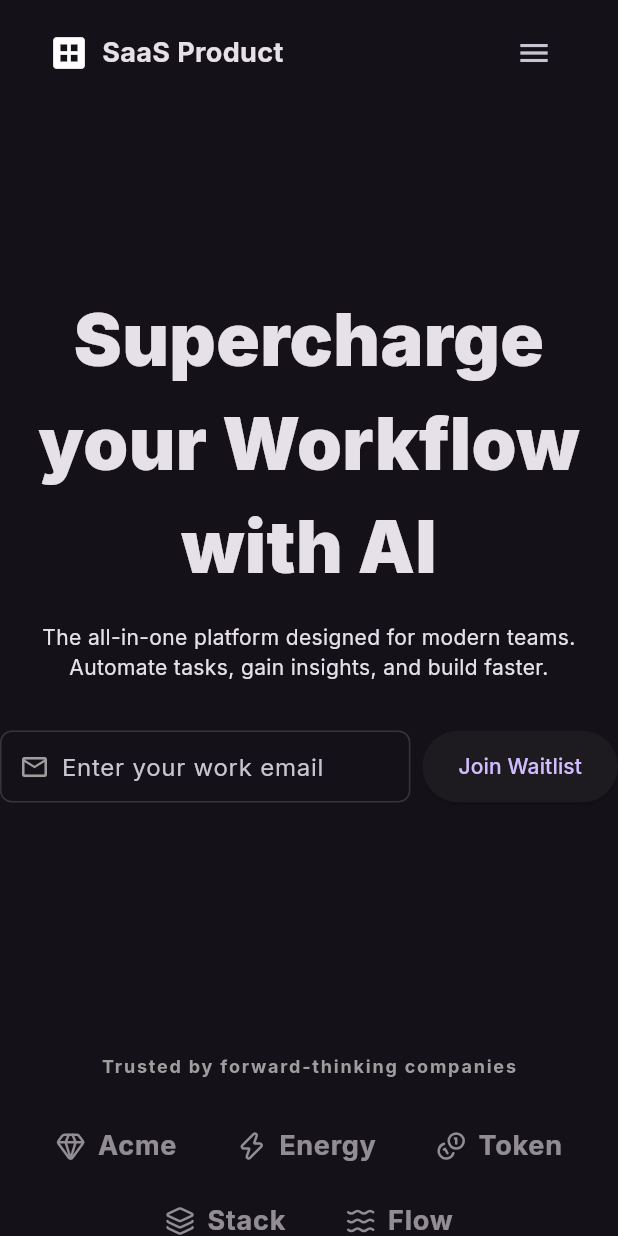
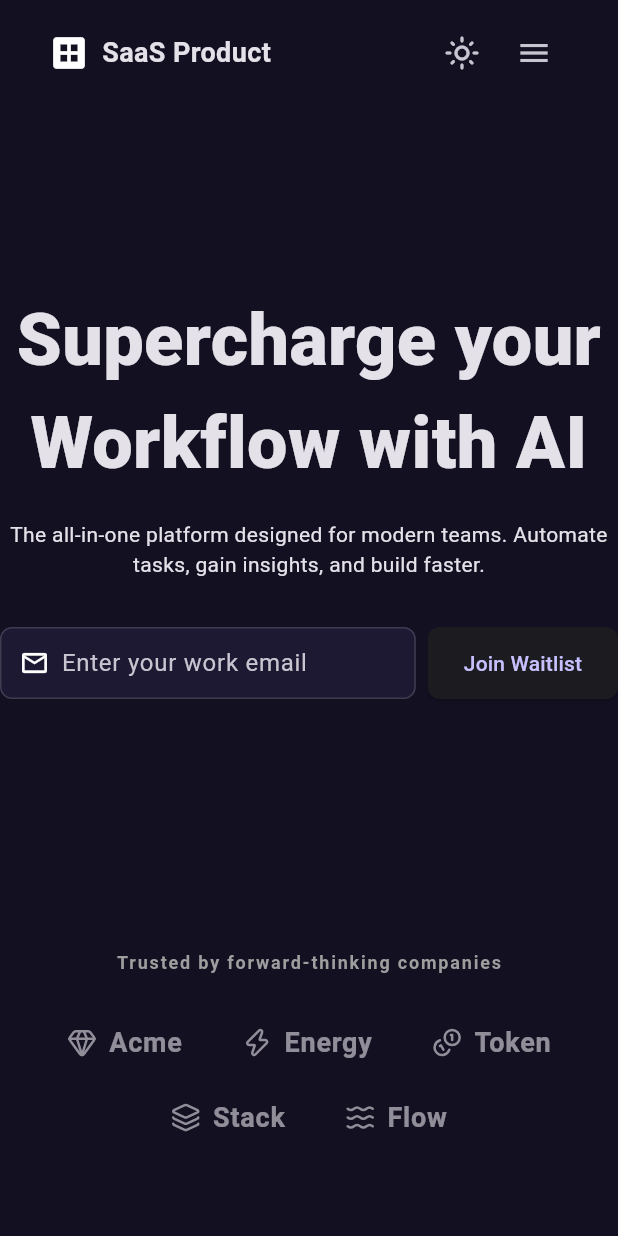
Before and after one commit to Debdaru07/E-Commerce-MVP, a Flutter app: the screen it shows after launch, on a phone screen of 412 x 824 dp. Run offline on Flutter 3.47's test engine with Material 3 defaults, Android fonts, the phone set to English and light mode, and no system bars; our stand-ins replace lucide_icons; network calls fail.

Commit message:
dark/light

```diff
--- a/client/lib/app.dart
+++ b/client/lib/app.dart
@@ -20,12 +20,15 @@ class App extends StatelessWidget {
         ),
       ],
       child: Consumer<ThemeProvider>(
-        builder: (_, theme, __) {
+        builder: (_, themeProvider, __) {
           return MaterialApp(
             debugShowCheckedModeBanner: false,
-            theme: AppTheme.light(),
-            darkTheme: AppTheme.dark(),
-            themeMode: theme.mode,
+
+            // ✅ Correct theme references
+            theme: AppTheme.lightTheme,
+            darkTheme: AppTheme.darkTheme,
+            themeMode: themeProvider.themeMode,
+
             home: const LandingPage(),
           );
         },
--- a/client/lib/core/theme/app_theme.dart
+++ b/client/lib/core/theme/app_theme.dart
@@ -1,28 +1,25 @@
 import 'package:flutter/material.dart';
-import 'package:google_fonts/google_fonts.dart';
 
 class AppTheme {
-  static ThemeData light() {
-    return ThemeData(
+  static const Color primary = Color(0xFF6D5BFF);
+
+  static ThemeData lightTheme = ThemeData(
+    brightness: Brightness.light,
+    colorScheme: ColorScheme.fromSeed(
+      seedColor: primary,
       brightness: Brightness.light,
-      useMaterial3: true,
+    ),
+    scaffoldBackgroundColor: const Color(0xFFF6F6F8),
+    cardColor: Colors.white,
+  );
 
-      // 👇 APPLY INTER HERE
-      textTheme: GoogleFonts.interTextTheme(
-        ThemeData.light().textTheme,
-      ),
-    );
-  }
-
-  static ThemeData dark() {
-    return ThemeData(
+  static ThemeData darkTheme = ThemeData(
+    brightness: Brightness.dark,
+    colorScheme: ColorScheme.fromSeed(
+      seedColor: primary,
       brightness: Brightness.dark,
-      useMaterial3: true,
-
-      // 👇 APPLY INTER HERE
-      textTheme: GoogleFonts.interTextTheme(
-        ThemeData.dark().textTheme,
-      ),
-    );
-  }
+    ),
+    scaffoldBackgroundColor: const Color(0xFF131022),
+    cardColor: const Color(0xFF1E1933),
+  );
 }
--- a/client/lib/core/theme/theme_provider.dart
+++ b/client/lib/core/theme/theme_provider.dart
@@ -1,12 +1,15 @@
 import 'package:flutter/material.dart';
 
 class ThemeProvider extends ChangeNotifier {
-  ThemeMode _mode = ThemeMode.dark;
+  ThemeMode _themeMode = ThemeMode.dark;
 
-  ThemeMode get mode => _mode;
+  ThemeMode get themeMode => _themeMode;
 
-  void toggle() {
-    _mode = _mode == ThemeMode.dark ? ThemeMode.light : ThemeMode.dark;
+  bool get isDark => _themeMode == ThemeMode.dark;
+
+  void toggleTheme() {
+    _themeMode =
+        _themeMode == ThemeMode.dark ? ThemeMode.light : ThemeMode.dark;
     notifyListeners();
   }
 }
--- a/client/lib/main.dart
+++ b/client/lib/main.dart
@@ -1,7 +1,40 @@
 import 'package:flutter/material.dart';
-import 'app.dart';
+import 'package:provider/provider.dart';
+
+import 'core/theme/app_theme.dart';
+import 'core/theme/theme_provider.dart';
+import 'presentation/pages/landing_page.dart';
 
 void main() {
-  WidgetsFlutterBinding.ensureInitialized();
-  runApp(const App());
+  WidgetsFlutterBinding.ensureInitialized(); // 🔑 important
+  runApp(const AppRoot());
 }
+
+class AppRoot extends StatelessWidget {
+  const AppRoot({super.key});
+
+  @override
+  Widget build(BuildContext context) {
+    return ChangeNotifierProvider(
+      create: (_) => ThemeProvider(),
+      child: const MyApp(),
+    );
+  }
+}
+
+class MyApp extends StatelessWidget {
+  const MyApp({super.key});
+
+  @override
+  Widget build(BuildContext context) {
+    final themeProvider = context.watch<ThemeProvider>();
+
+    return MaterialApp(
+      debugShowCheckedModeBanner: false,
+      theme: AppTheme.lightTheme,
+      darkTheme: AppTheme.darkTheme,
+      themeMode: themeProvider.themeMode,
+      home: const LandingPage(),
+    );
+  }
+}
--- a/client/lib/presentation/components/buttons/primary_button.dart
+++ b/client/lib/presentation/components/buttons/primary_button.dart
@@ -2,13 +2,37 @@ import 'package:flutter/material.dart';
 
 class PrimaryButton extends StatelessWidget {
   final String text;
-  const PrimaryButton({super.key, required this.text});
+  final VoidCallback? onPressed;
+  final bool loading;
+
+  const PrimaryButton({
+    super.key,
+    required this.text,
+    this.onPressed,
+    this.loading = false,
+  });
 
   @override
   Widget build(BuildContext context) {
     return ElevatedButton(
-      onPressed: () {},
-      child: Text(text),
+      onPressed: loading ? null : onPressed,
+      style: ElevatedButton.styleFrom(
+        padding: const EdgeInsets.symmetric(horizontal: 24),
+        minimumSize: const Size(0, 48),
+        shape: RoundedRectangleBorder(
+          borderRadius: BorderRadius.circular(8),
+        ),
+      ),
+      child: loading
+          ? const SizedBox(
+              width: 18,
+              height: 18,
+              child: CircularProgressIndicator(
+                strokeWidth: 2,
+                color: Colors.white,
+              ),
+            )
+          : Text(text),
     );
   }
 }
--- a/client/lib/presentation/components/inputs/email_input.dart
+++ b/client/lib/presentation/components/inputs/email_input.dart
@@ -1,16 +1,59 @@
 import 'package:flutter/material.dart';
 import '../buttons/primary_button.dart';
 
-class EmailInput extends StatelessWidget {
+class EmailInput extends StatefulWidget {
   const EmailInput({super.key});
 
   @override
+  State<EmailInput> createState() => _EmailInputState();
+}
+
+class _EmailInputState extends State<EmailInput> {
+  final TextEditingController _controller = TextEditingController();
+  bool _loading = false;
+  String? _error;
+  bool _success = false;
+
+  bool _isValidEmail(String email) {
+    return RegExp(r'^[^@]+@[^@]+\.[^@]+').hasMatch(email);
+  }
+
+  Future<void> _submit() async {
+    final email = _controller.text.trim();
+
+    if (!_isValidEmail(email)) {
+      setState(() => _error = 'Please enter a valid email');
+      return;
+    }
+
+    setState(() {
+      _loading = true;
+      _error = null;
+    });
+
+    // Simulate API call
+    await Future.delayed(const Duration(seconds: 2));
+
+    setState(() {
+      _loading = false;
+      _success = true;
+    });
+  }
+
+  @override
   Widget build(BuildContext context) {
+    if (_success) {
+      return const _SuccessState();
+    }
+
     return SizedBox(
       width: 420,
-      child: Row(
+      child: Column(
+        crossAxisAlignment: CrossAxisAlignment.start,
         children: [
-          // Input container
+          Row(
+            children: [
+              // Input
               Expanded(
                 child: Container(
                   height: 48,
@@ -18,25 +61,19 @@ class EmailInput extends StatelessWidget {
                     color: Theme.of(context).cardColor,
                     borderRadius: BorderRadius.circular(8),
                     border: Border.all(
-                  color: Colors.white.withOpacity(0.15),
+                      color: _error != null
+                          ? Colors.red
+                          : Colors.white.withOpacity(0.15),
                     ),
                   ),
                   child: Row(
                     children: [
                       const SizedBox(width: 12),
-
-                  // 👇 Mail icon
-                  Icon(
-                    Icons.mail_outline,
-                    size: 20,
-                    color: Colors.grey,
-                  ),
-
+                      const Icon(Icons.mail_outline, size: 20),
                       const SizedBox(width: 8),
-
-                  // Text field
                       Expanded(
                         child: TextField(
+                          controller: _controller,
                           decoration: const InputDecoration(
                             hintText: 'Enter your work email',
                             border: InputBorder.none,
@@ -48,13 +85,56 @@ class EmailInput extends StatelessWidget {
                   ),
                 ),
               ),
-
               const SizedBox(width: 8),
 
-          // CTA button
-          const SizedBox(
+              // CTA Button
+              SizedBox(
                 height: 48,
-            child: PrimaryButton(text: 'Join Waitlist'),
+                child: PrimaryButton(
+                  text: _loading ? 'Joining...' : 'Join Waitlist',
+                  loading: _loading,
+                  onPressed: _loading ? null : _submit,
+                ),
+              ),
+            ],
+          ),
+
+          if (_error != null) ...[
+            const SizedBox(height: 8),
+            Text(
+              _error!,
+              style: const TextStyle(color: Colors.red, fontSize: 12),
+            ),
+          ],
+        ],
+      ),
+    );
+  }
+}
+
+class _SuccessState extends StatelessWidget {
+  const _SuccessState();
+
+  @override
+  Widget build(BuildContext context) {
+    return Container(
+      width: 420,
+      padding: const EdgeInsets.all(16),
+      decoration: BoxDecoration(
+        color: Theme.of(context).colorScheme.primary.withOpacity(0.1),
+        borderRadius: BorderRadius.circular(8),
+        border: Border.all(
+          color: Theme.of(context).colorScheme.primary.withOpacity(0.3),
+        ),
+      ),
+      child: Row(
+        children: const [
+          Icon(Icons.check_circle, color: Colors.green),
+          SizedBox(width: 12),
+          Expanded(
+            child: Text(
+              'You’re on the waitlist! We’ll be in touch soon.',
+            ),
           ),
         ],
       ),
--- a/client/pubspec.yaml
+++ b/client/pubspec.yaml
@@ -10,8 +10,6 @@ environment:
 dependencies:
   flutter:
     sdk: flutter
-
-
 
   # State management
   provider: ^6.1.2
```
Also changed, not shown: client/lib/presentation/sections/navbar_section.dart (+52 -17 lines). Lines whose indentation alone changed are shown as unchanged.
